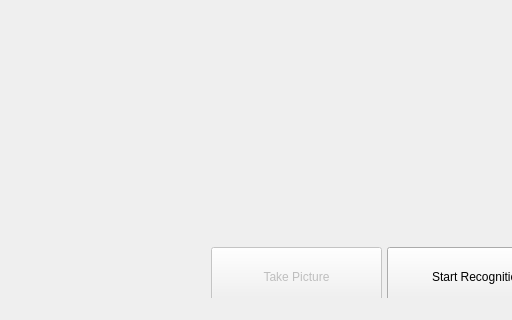
Old version of the form motion-detection/qt_region_app/region_app/mainwindow.ui in the repository GrabMotion/motion; both pictures show x 0 to 512 and y 315 to 635 of the 981 by 635 pixel window.
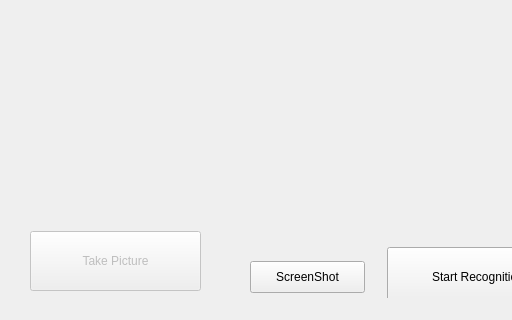
New version of the form. Custom widgets are drawn as their Qt base class.

Diff of the .ui file:
```diff
--- a/motion-detection/qt_region_app/region_app/mainwindow.ui
+++ b/motion-detection/qt_region_app/region_app/mainwindow.ui
@@ -303,8 +303,8 @@
     </property>
     <property name="geometry">
      <rect>
-      <x>211</x>
-      <y>526</y>
+      <x>30</x>
+      <y>510</y>
       <width>171</width>
       <height>60</height>
      </rect>
@@ -370,6 +370,19 @@
      <string>  Cropped</string>
     </property>
    </widget>
+   <widget class="QPushButton" name="scrrenshot">
+    <property name="geometry">
+     <rect>
+      <x>250</x>
+      <y>540</y>
+      <width>115</width>
+      <height>32</height>
+     </rect>
+    </property>
+    <property name="text">
+     <string>ScreenShot</string>
+    </property>
+   </widget>
   </widget>
   <widget class="QMenuBar" name="menuBar">
    <property name="geometry">
```
